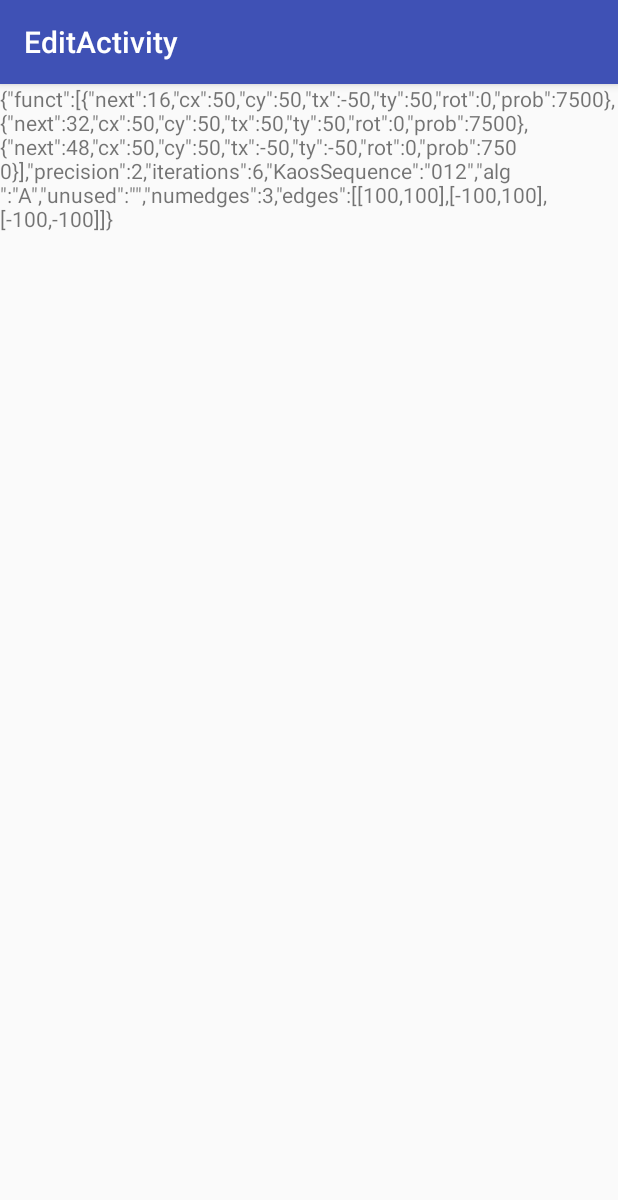
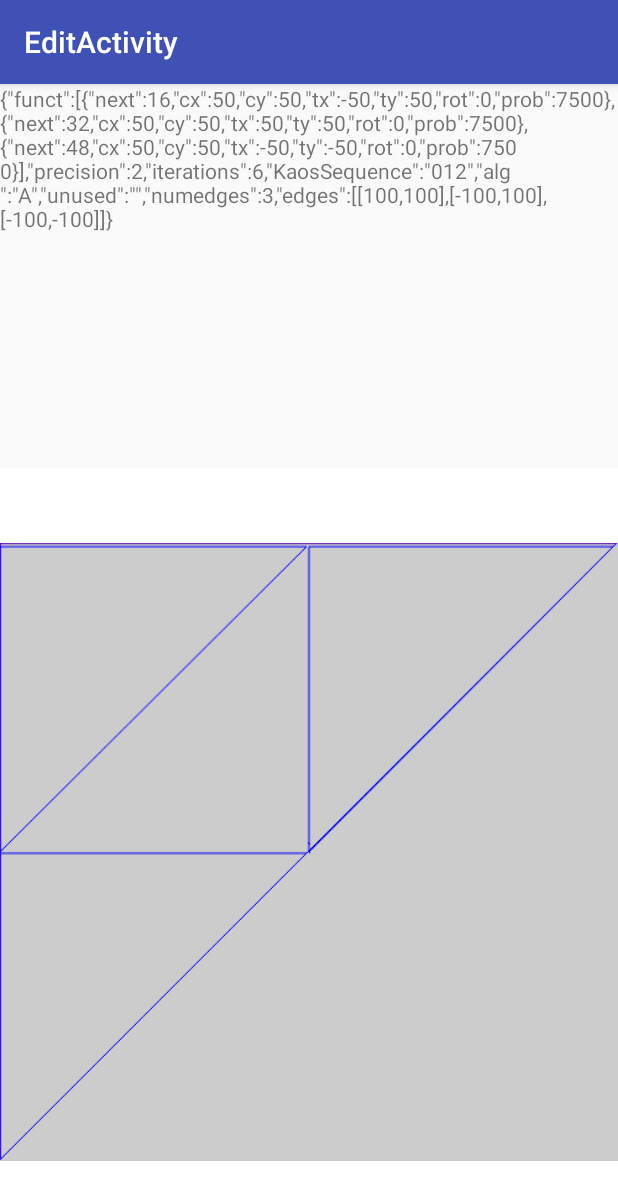
Before and after one commit to echoes1971/androidfe, an Android app: the screen it shows after launch (EditActivity), after a tap on "DRAW", on a phone screen of 412 x 824 dp. Shown: the top 1200 px of the screen. Run offline under Robolectric (Android 15) with nearby library versions, the phone set to English and light mode, and no system bars; 2 statements that could not run were skipped.

Commit message:
draw definition

```diff
--- a/app/src/main/java/it/rra/androidfractaleditor/EditActivity.java
+++ b/app/src/main/java/it/rra/androidfractaleditor/EditActivity.java
@@ -1,12 +1,26 @@
 package it.rra.androidfractaleditor;
 
 import android.content.Intent;
+import android.graphics.Bitmap;
+import android.graphics.Canvas;
+import android.graphics.Color;
+import android.graphics.Paint;
 import android.os.Bundle;
 import android.support.v7.app.AppCompatActivity;
 import android.support.v7.widget.Toolbar;
+import android.widget.ImageView;
 import android.widget.TextView;
 
+import it.rra.fe.engine.Function;
+import it.rra.fe.engine.IFR;
+import it.rra.fe.engine.Point;
+
 public class EditActivity extends AppCompatActivity {
+    private static int BITMAP_WIDTH=500;
+    private static int BITMAP_HEIGHT=500;
+
+    private ImageView mImageView;
+    private IFR ifr;
 
     @Override
     protected void onCreate(Bundle savedInstanceState) {
@@ -16,13 +30,94 @@ public class EditActivity extends AppCompatActivity {
         setSupportActionBar(toolbar);
 
         Intent intent = getIntent();
-        String message = intent.getStringExtra(MainActivity.EXTRA_IFR_JSON);
+        String ifr_string = intent.getStringExtra(MainActivity.EXTRA_IFR_JSON);
+
+        ifr = new IFR();
+        ifr.fromJson(ifr_string);
 
         // Capture the layout's TextView and set the string as its text
         TextView textView = findViewById(R.id.textView2);
-        textView.setText(message);
+        textView.setText(ifr_string);
 
-        DAQUI: https://android--code.blogspot.com/2015/11/android-how-to-draw-line-on-canvas.html
+        //DAQUI: https://android--code.blogspot.com/2015/11/android-how-to-draw-line-on-canvas.html
+        mImageView = (ImageView) findViewById(R.id.imageView);
+
+//        String mysize = mImageView.getWidth() + "x" + mImageView.getHeight();
+//        textView.setText(textView.getText() + "\n" + mysize);
+
+        Bitmap bitmap = Bitmap.createBitmap(
+                BITMAP_WIDTH, // Width
+                BITMAP_HEIGHT, // Height
+                Bitmap.Config.ARGB_8888 // Config
+        );
+        // Initialize a new Canvas instance
+        Canvas canvas = new Canvas(bitmap);
+        // Draw a solid color on the canvas as background
+        canvas.drawColor(Color.LTGRAY);
+        // Initialize a new Paint instance to draw the line
+        Paint paint = new Paint();
+        // Line color
+        paint.setColor(Color.RED);
+        paint.setStyle(Paint.Style.STROKE);
+        // Line width in pixels
+        paint.setStrokeWidth(1);
+        paint.setAntiAlias(true);
+
+
+        Point[] pnts = ifr.getPoints();
+        this.paintPolygon(canvas, paint, pnts);
+
+        paint.setColor(Color.BLUE);
+        Point[] pnts2 = new Point[ifr.getNumEdges()];
+        for(int j=0; j<ifr.getKaosSequence().getLength(); j++) {
+            pnts = ifr.getPoints();
+            Function f = ifr.getFunction(j);
+            for(int i=0; i<ifr.getNumEdges(); i++) {
+                pnts2[i] = f.apply(pnts[i]);
+            }
+            this.paintPolygon(canvas, paint, pnts2);
+        }
+
+
+        // Display the newly created bitmap on app interface
+        mImageView.setImageBitmap(bitmap);
+
+
+    }
+
+    public void paintPolygon(Canvas canvas, Paint paint, Point[] pnts) {
+
+        //Point center = new Point(BITMAP_WIDTH/2,BITMAP_HEIGHT/2);
+        Function f = new Function(BITMAP_WIDTH/2,-1*BITMAP_HEIGHT/2,BITMAP_WIDTH/2,BITMAP_HEIGHT/2,0);
+        //Function f = new Function(200,-200,BITMAP_WIDTH/2,BITMAP_HEIGHT/2,0);
+        for(int i=0; i<pnts.length; i++) {
+            pnts[i] = f.apply(pnts[i]);
+        }
+
+        // Draw polygon
+        for(int i=0; i<pnts.length; i++) {
+            Point p1 = pnts[i];
+            Point p2 = pnts[(i+1)<pnts.length ? i+1 : 0];
+            canvas.drawLine(
+                    p1.getX(), // startX
+                    p1.getY(), // startY
+                    p2.getX(), // stopX
+                    p2.getY(), // stopY
+                    paint // Paint
+            );
+        }
+
+        // Draw points
+        for(int i=0; i<pnts.length; i++) {
+            pnts[i] = f.apply(pnts[i]);
+            canvas.drawLine(
+                    pnts[i].getX() - 1, // startX
+                    pnts[i].getY() - 1, // startY
+                    pnts[i].getX() + 1, // stopX
+                    pnts[i].getY() + 1, // stopY
+                    paint // Paint
+            );
+        }
     }
 
 }
--- a/app/src/main/java/it/rra/fe/engine/Function.java
+++ b/app/src/main/java/it/rra/fe/engine/Function.java
@@ -73,8 +73,8 @@ public class Function {
             //log.write(LogBean.DEBUG, "Function.apply: f("+point.getX()+","+point.getY()+") = ");
             int tx1 = ((point.getX()*this.cx)/100);
             int ty1 = ((point.getY()*this.cy)/100);
-            point.setX( ((tx1*cos_w-ty1*sin_w)>>14) + this.tx );
-            point.setY( ((tx1*sin_w+ty1*cos_w)>>14) + this.ty );
+            point.setX(((tx1*cos_w-ty1*sin_w)>>14) + this.tx);
+            point.setY(((tx1*sin_w+ty1*cos_w)>>14) + this.ty);
             //log.writeln(LogBean.DEBUG, "("+point.getX()+","+point.getY()+")");
         }
         return point;
@@ -91,10 +91,10 @@ public class Function {
         t = f.apply(t);
         this.tx = t.getX(); this.ty = t.getY();
         // Aggiorno S
-        if (cx!=0) this.setCx ( (this.cx * f.getCx()) / 100 );
-        if (cy!=0) this.setCy ( (this.cy * f.getCy()) / 100 );
+        if(cx!=0) this.setCx((this.cx * f.getCx()) / 100);
+        if(cy!=0) this.setCy((this.cy * f.getCy()) / 100);
         // Aggiorno R
-        this.setRot( this.rot + f.getRot() );
+        this.setRot(this.rot + f.getRot());
         return true;
     }
     /**
@@ -141,14 +141,14 @@ public class Function {
     public void setBoh(int newValue) { boh=newValue; }
     public int getCx() { return cx; }
     public void setCx(int newValue) {
-        if (newValue>100)     newValue=100;
-        if (newValue<-100)    newValue=-100;
+//        if(newValue>100)  newValue=100;
+//        if(newValue<-100) newValue=-100;
         cx=newValue;
     }
     public int getCy() { return cy; }
     public void setCy(int newValue) {
-        if (newValue>100)    newValue=100;
-        if (newValue<-100)   newValue=-100;
+//        if (newValue>100)    newValue=100;
+//        if (newValue<-100)   newValue=-100;
         cy=newValue;
     }
     public int getTx() { return tx; }
--- a/app/src/main/java/it/rra/fe/engine/IFR.java
+++ b/app/src/main/java/it/rra/fe/engine/IFR.java
@@ -143,8 +143,10 @@ public class IFR {
     public void setNumEdges(int ne) {      this.numEdges = ne;  }
     public char getAlgorythm() {      return this.algorythm;  }
     public void setAlgorythm(char newValue) {      this.algorythm = newValue;  }
+
     public Function getFunction(int n) {      return this.functions[n];  }
     public void setFunction(int n, Function newValue) {      this.functions[n] = newValue;  }
+
     public String getIfrName() {      return this.ifrName;  }
     public void setIfrName(String newValue) {      this.ifrName = newValue;  }
     public int getIterations() {      return this.iterations;  }
@@ -154,6 +156,13 @@ public class IFR {
     public KaosSequence getKaosSequence() {      return kaosSequence;  }
     public void setKaosSequence(KaosSequence kaosSequence) {      this.kaosSequence = kaosSequence;  }
 
+    public Point[] getPoints() {
+        Point[] pnts = new Point[this.numEdges];
+        for(int i=0; i<this.numEdges; i++) {
+            pnts[i] = new Point(this.xArray[i],this.yArray[i]);
+        }
+        return pnts;
+    }
 /********************* GET & SET: fine. ************************/
 
     public String toJson(String sep) {
@@ -185,7 +194,7 @@ public class IFR {
         ret += "}" + sep;
         return ret;
     }
-    IFR fromJson(String s)
+    public IFR fromJson(String s)
     {
         int start = s.indexOf("{")+1;
         int end = s.lastIndexOf("}");
--- a/app/src/main/res/layout/activity_edit.xml
+++ b/app/src/main/res/layout/activity_edit.xml
@@ -22,31 +22,34 @@
 
     </android.support.design.widget.AppBarLayout>
 
-    <android.support.constraint.ConstraintLayout
+    <LinearLayout
         android:layout_width="match_parent"
-        android:layout_height="match_parent">
+        android:layout_height="match_parent"
+        android:orientation="vertical">
 
         <TextView
             android:id="@+id/textView2"
             android:layout_width="match_parent"
-            android:layout_height="match_parent"
+            android:layout_height="0dp"
+            android:layout_weight="0.5"
             android:text="TextView"
-            app:layout_constraintBottom_toBottomOf="@+id/appbarlayout"
+            app:layout_constraintBottom_toBottomOf="parent"
             app:layout_constraintLeft_toLeftOf="parent"
             app:layout_constraintRight_toRightOf="parent"
             app:layout_constraintTop_toTopOf="parent" />
 
-    </android.support.constraint.ConstraintLayout>
-
         <ImageView
             android:id="@+id/imageView"
             android:layout_width="match_parent"
-        android:layout_height="wrap_content"
+            android:layout_height="0dp"
+            android:layout_weight="1"
+            android:background="#ffffff"
             app:layout_constraintBottom_toBottomOf="@+id/textView2"
             app:layout_constraintLeft_toLeftOf="parent"
             app:layout_constraintRight_toRightOf="parent"
             app:layout_constraintTop_toTopOf="parent"
-        app:srcCompat="@android:color/background_dark" />
+            app:srcCompat="@android:color/background_light" />
+    </LinearLayout>
 
 
 </LinearLayout>
--- a/app/src/main/res/values/strings.xml
+++ b/app/src/main/res/values/strings.xml
@@ -1,4 +1,4 @@
 <resources>
-    <string name="app_name">Android Fractal Editor</string>
+    <string name="app_name">Fractal Editor</string>
     <string name="title_activity_edit">EditActivity</string>
 </resources>
```
Also changed, not shown: 1 other file. Lines whose indentation alone changed are shown as unchanged.
